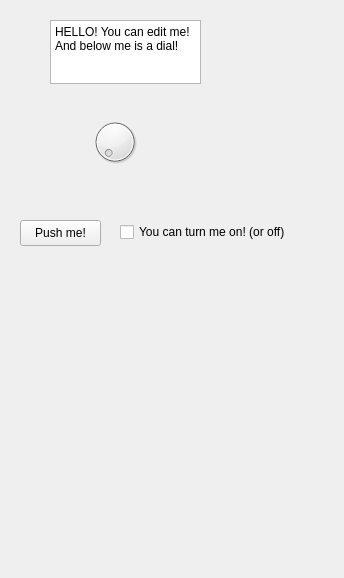
The window that src/userinterface/dashboardui.ui (Trixxle/SeamenPerformanceOverlay) describes before a commit, drawn with Qt 5.
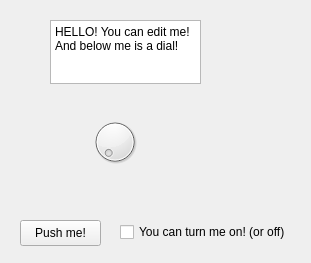
The same window after the commit.

```diff
--- a/src/userinterface/dashboardui.ui
+++ b/src/userinterface/dashboardui.ui
@@ -6,8 +6,8 @@
    <rect>
     <x>0</x>
     <y>0</y>
-    <width>344</width>
-    <height>578</height>
+    <width>311</width>
+    <height>263</height>
    </rect>
   </property>
   <property name="windowTitle">
```
